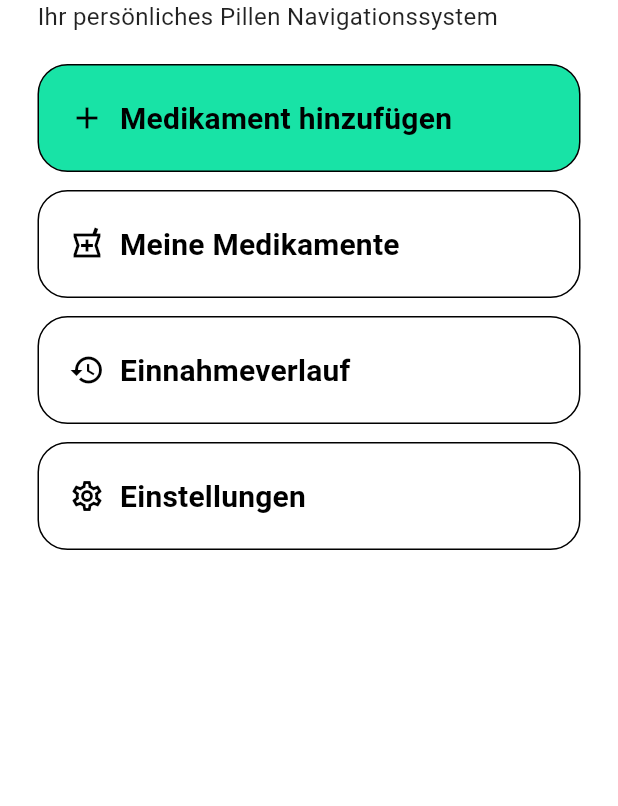
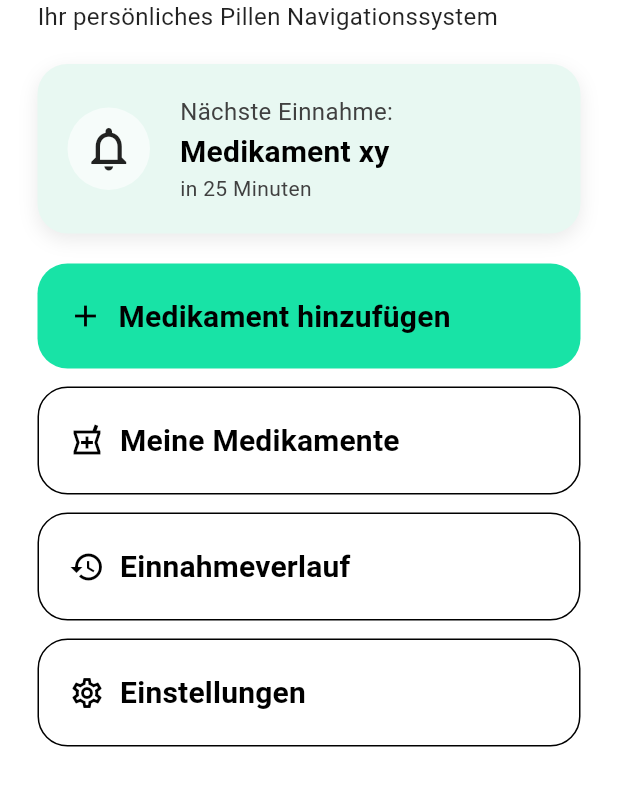
Before and after one commit to jakygalautz-source/se2-project, a Flutter app: the screen it shows after launch, on a phone screen of 412 x 824 dp, the part 275-1081 px from its top. Run offline on Flutter 3.47's test engine with Material 3 defaults, Android fonts, the phone set to English and light mode, and no system bars.

Commit message:
Add portrait home screen with next intake card and UI improvements

```diff
--- a/lib/pages/home_page.dart
+++ b/lib/pages/home_page.dart
@@ -2,6 +2,7 @@ import 'package:flutter/material.dart';
 import 'package:pill_pilot/widgets/add_medication_card.dart';
 import 'package:pill_pilot/widgets/history_card.dart';
 import 'package:pill_pilot/widgets/my_medication_card.dart';
+import 'package:pill_pilot/widgets/next_intake_card.dart';
 import 'package:pill_pilot/widgets/settings_card.dart';
 
 class HomePage extends StatelessWidget {
@@ -50,6 +51,8 @@ class HomePage extends StatelessWidget {
               ),
             ],
           ),
+          const SizedBox(height: 20),
+          NextIntakeCard(),
           const SizedBox(height: 20),
           AddMedicationCard(),
           const SizedBox(height: 12),
--- a/lib/widgets/history_card.dart
+++ b/lib/widgets/history_card.dart
@@ -7,6 +7,7 @@ class HistoryCard extends StatelessWidget {
   @override
   Widget build(BuildContext context) {
     return MyCard(
+      border: Border.all(color: Colors.black, width: 1),
       child: Row(
         children: [
           Icon(Icons.history, color: Colors.black),
--- a/lib/widgets/my_card.dart
+++ b/lib/widgets/my_card.dart
@@ -4,8 +4,15 @@ class MyCard extends StatelessWidget {
   final Widget child;
   final Color? color;
   final Border? border;
+  final List<BoxShadow>? boxShadow;
 
-  const MyCard({super.key, required this.child, this.color, this.border});
+  const MyCard({
+    super.key,
+    required this.child,
+    this.color,
+    this.border,
+    this.boxShadow,
+  });
 
   @override
   Widget build(BuildContext context) {
@@ -13,8 +20,9 @@ class MyCard extends StatelessWidget {
       padding: EdgeInsets.all(20),
       decoration: BoxDecoration(
         color: color ?? Colors.transparent,
-        border: border ?? Border.all(color: Colors.black, width: 1),
+        border: border,
         borderRadius: BorderRadius.circular(20),
+        boxShadow: boxShadow,
       ),
       child: child,
     );
--- a/lib/widgets/my_medication_card.dart
+++ b/lib/widgets/my_medication_card.dart
@@ -7,6 +7,7 @@ class MyMedicationCard extends StatelessWidget {
   @override
   Widget build(BuildContext context) {
     return MyCard(
+      border: Border.all(color: Colors.black, width: 1),
       child: Row(
         children: [
           Icon(Icons.local_pharmacy_outlined, color: Colors.black),
--- /dev/null
+++ b/lib/widgets/next_intake_card.dart
@@ -0,0 +1,64 @@
+import 'package:flutter/material.dart';
+import 'package:pill_pilot/widgets/my_card.dart';
+
+class NextIntakeCard extends StatelessWidget {
+  const NextIntakeCard({super.key});
+
+  @override
+  Widget build(BuildContext context) {
+    return MyCard(
+      color: const Color.fromARGB(255, 232, 248, 242),
+      boxShadow: [
+        BoxShadow(
+          color: Colors.black.withValues(alpha: 0.08),
+          blurRadius: 10,
+          offset: Offset(0, 4),
+        ),
+      ],
+      child: Column(
+        crossAxisAlignment: CrossAxisAlignment.start,
+        children: [
+          Row(
+            crossAxisAlignment: CrossAxisAlignment.center,
+            children: [
+              Container(
+                alignment: Alignment.center,
+                padding: EdgeInsets.all(10),
+                height: 55,
+                decoration: BoxDecoration(
+                  shape: BoxShape.circle,
+                  color: Colors.white60,
+                ),
+                child: Icon(Icons.notifications_outlined, size: 35),
+              ),
+              const SizedBox(width: 20),
+              Column(
+                crossAxisAlignment: CrossAxisAlignment.start,
+                children: [
+                  Text(
+                    "Nächste Einnahme:",
+                    style: TextStyle(
+                      color: const Color.fromARGB(255, 64, 64, 64),
+                      fontSize: 16,
+                    ),
+                  ),
+                  Text(
+                    "Medikament xy", // TODO Medication
+                    style: Theme.of(context).textTheme.titleMedium,
+                  ),
+                  Text(
+                    "in 25 Minuten", // TODO Time
+                    style: TextStyle(
+                      color: const Color.fromARGB(255, 64, 64, 64),
+                      fontSize: 14,
+                    ),
+                  ),
+                ],
+              ),
+            ],
+          ),
+        ],
+      ),
+    );
+  }
+}
--- a/lib/widgets/settings_card.dart
+++ b/lib/widgets/settings_card.dart
@@ -7,6 +7,7 @@ class SettingsCard extends StatelessWidget {
   @override
   Widget build(BuildContext context) {
     return MyCard(
+      border: Border.all(color: Colors.black, width: 1),
       child: Row(
         children: [
           Icon(Icons.settings_outlined, color: Colors.black),
```
